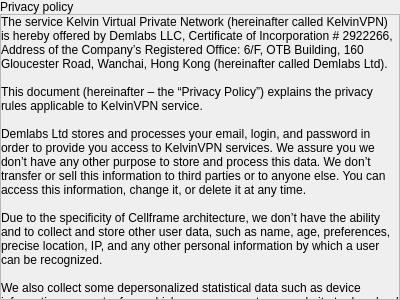
First picture: the form in vpn/ui/dialogs/InformationScreen.ui, repository demlabs-cellframe/dap-ui-sdk, before the edit.
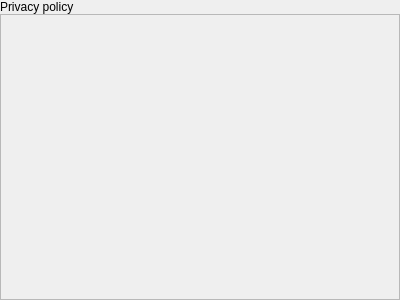
Second picture: the form after the edit.

Commit message: [*]Account Screen

The edit to the form file:
```diff
--- a/vpn/ui/dialogs/InformationScreen.ui
+++ b/vpn/ui/dialogs/InformationScreen.ui
@@ -53,7 +53,7 @@
         <x>0</x>
         <y>0</y>
         <width>398</width>
-        <height>833</height>
+        <height>281</height>
        </rect>
       </property>
       <layout class="QVBoxLayout" name="verticalLayout_2">
@@ -75,21 +75,7 @@
        <item>
         <widget class="QLabel" name="lblText">
          <property name="text">
-          <string>The service Kelvin Virtual Private Network (hereinafter called KelvinVPN) is hereby offered by Demlabs LLC, Certificate of Incorporation # 2922266, Address of the Company’s Registered Office: 6/F, OTB Building, 160 Gloucester Road, Wanchai, Hong Kong (hereinafter called Demlabs Ltd).
-
-This document (hereinafter – the “Privacy Policy”) explains the privacy rules applicable to KelvinVPN service. 
-
-Demlabs Ltd stores and processes your email, login, and password in order to provide you access to KelvinVPN services. We assure you we don’t have any other purpose to store and process this data. We don’t transfer or sell this information to third parties or to anyone else. You can access this information, change it, or delete it at any time. 
-
-Due to the specificity of Cellframe architecture, we don’t have the ability and to collect and store other user data, such as name, age, preferences, precise location, IP, and any other personal information by which a user can be recognized. 
-
-We also collect some depersonalized statistical data such as device information, a country from which a user comes to our website to download KelvinVPN apps, an operational system to which a user installed our apps, and types of devices on which our apps are used. The purpose is to understand our markets and provide our services more efficiently. We don’t transfer or sell this information to third parties or to anyone else. Due to all these, you can be sure that we accurately store and process your personal information defined in this Policy and it will never be sold/transferred to third parties or anyone else. 
-
-For all operations, which imply the storage of payment data, Demlabs Ltd cooperates with third-party providers, who undertake the separate storage of data.
-
-By downloading KelvinVPN Apps to your device (a computer, a smartphone, etc.) you make us sure that you give us your consent to collect and process data mentioned in this Policy for purposes mentioned above. You are informed that you can revoke this consent at any time by emailing us. 
-
-Please contact us by email at info@kelvpn.com  if you have any questions on our Privacy Policy or you want to enforce any of your rights related to your privacy.</string>
+          <string/>
          </property>
          <property name="wordWrap">
           <bool>true</bool>
```
The commit also changes 5 other files.
